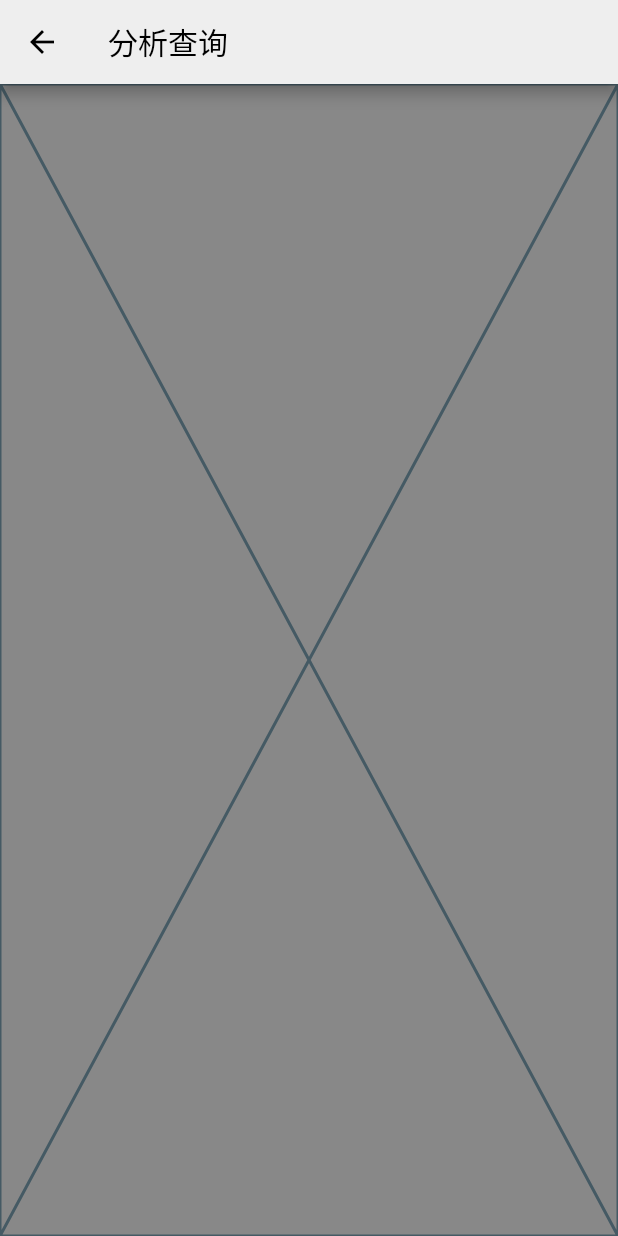
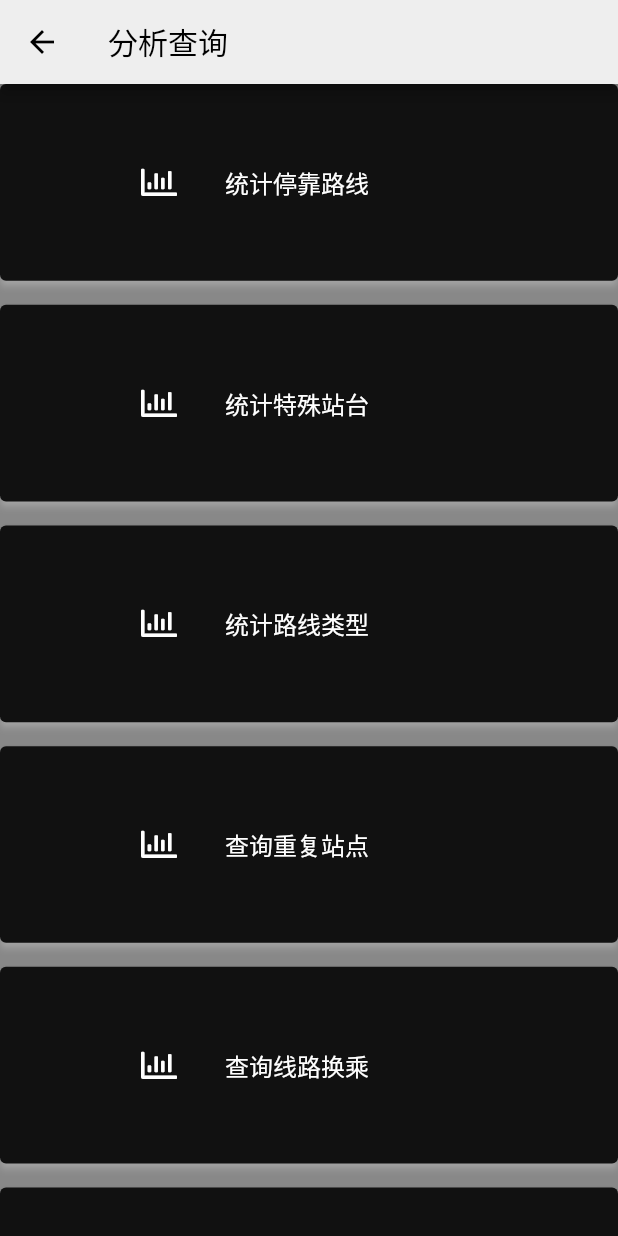
Before and after one commit to CCXXXI/jinhe-bus-routes-client, a Flutter app: the screen it shows after launch, after a tap on an icon or button, on a phone screen of 412 x 824 dp. Run offline on Flutter 3.47's test engine with Material 2 defaults, Android fonts, the phone set to English and light mode, and no system bars; our stand-ins replace badges, cookie_jar, data_table_2, dio, dio_cookie_manager, flutter_settings_screens and 8 more; missing offline and left inert: day_night_time_picker, dio_cache_interceptor, dio_cache_interceptor_hive_store, flutter_loggy, flutter_loggy_dio, window_size; accounts and stored records are empty; statements that could not run were skipped.

Commit message:
feat(stats): all stats pages

```diff
--- /dev/null
+++ b/jinhe_client/lib/stats/duplicate_station/duplicate_station_logic.dart
@@ -0,0 +1,3 @@
+import 'package:get/get.dart';
+
+class DuplicateStationLogic extends GetxController {}
--- /dev/null
+++ b/jinhe_client/lib/stats/route_station/route_station_logic.dart
@@ -0,0 +1,3 @@
+import 'package:get/get.dart';
+
+class RouteStationLogic extends GetxController {}
--- /dev/null
+++ b/jinhe_client/lib/stats/route_time/route_time_logic.dart
@@ -0,0 +1,3 @@
+import 'package:get/get.dart';
+
+class RouteTimeLogic extends GetxController {}
--- /dev/null
+++ b/jinhe_client/lib/stats/route_transfer/route_transfer_logic.dart
@@ -0,0 +1,3 @@
+import 'package:get/get.dart';
+
+class RouteTransferLogic extends GetxController {}
--- /dev/null
+++ b/jinhe_client/lib/stats/route_type/route_type_logic.dart
@@ -0,0 +1,3 @@
+import 'package:get/get.dart';
+
+class RouteTypeLogic extends GetxController {}
--- /dev/null
+++ b/jinhe_client/lib/stats/special_station/special_station_logic.dart
@@ -0,0 +1,3 @@
+import 'package:get/get.dart';
+
+class SpecialStationLogic extends GetxController {}
--- /dev/null
+++ b/jinhe_client/lib/stats/station_link/station_link_logic.dart
@@ -0,0 +1,3 @@
+import 'package:get/get.dart';
+
+class StationLinkLogic extends GetxController {}
--- /dev/null
+++ b/jinhe_client/lib/stats/station_route/station_route_logic.dart
@@ -0,0 +1,3 @@
+import 'package:get/get.dart';
+
+class StationRouteLogic extends GetxController {}
--- a/jinhe_client/lib/stats/stats_view.dart
+++ b/jinhe_client/lib/stats/stats_view.dart
@@ -1,7 +1,18 @@
+import 'dart:math';
+
 import 'package:flutter/material.dart';
 import 'package:font_awesome_flutter/font_awesome_flutter.dart';
 import 'package:get/get.dart';
 
+import '../utils/database.dart';
+import 'duplicate_station/duplicate_station_view.dart';
+import 'route_station/route_station_view.dart';
+import 'route_time/route_time_view.dart';
+import 'route_transfer/route_transfer_view.dart';
+import 'route_type/route_type_view.dart';
+import 'special_station/special_station_view.dart';
+import 'station_link/station_link_view.dart';
+import 'station_route/station_route_view.dart';
 import 'stats_logic.dart';
 
 class StatsPage extends StatelessWidget {
@@ -15,7 +26,54 @@ class StatsPage extends StatelessWidget {
       appBar: AppBar(
         title: const Text('分析查询'),
       ),
-      body: const Placeholder(),
+      body: GridView.extent(
+        maxCrossAxisExtent: 512,
+        childAspectRatio: pi,
+        crossAxisSpacing: 16,
+        mainAxisSpacing: 16,
+        children: [
+          ToolCard(
+            FontAwesomeIcons.chartBar,
+            '统计停靠路线',
+            onTap: () => Get.to(() => StationRoutePage()),
+          ),
+          ToolCard(
+            FontAwesomeIcons.chartBar,
+            '统计特殊站台',
+            onTap: () => Get.to(() => SpecialStationPage()),
+          ),
+          ToolCard(
+            FontAwesomeIcons.chartBar,
+            '统计路线类型',
+            onTap: () => Get.to(() => RouteTypePage()),
+          ),
+          ToolCard(
+            FontAwesomeIcons.chartBar,
+            '查询重复站点',
+            onTap: () => Get.to(() => DuplicateStationPage()),
+          ),
+          ToolCard(
+            FontAwesomeIcons.chartBar,
+            '查询线路换乘',
+            onTap: () => Get.to(() => RouteTransferPage()),
+          ),
+          ToolCard(
+            FontAwesomeIcons.chartBar,
+            '统计站台连接',
+            onTap: () => Get.to(() => StationLinkPage()),
+          ),
+          ToolCard(
+            FontAwesomeIcons.chartBar,
+            '统计路线站点',
+            onTap: () => Get.to(() => RouteStationPage()),
+          ),
+          ToolCard(
+            FontAwesomeIcons.chartBar,
+            '统计运行时间',
+            onTap: () => Get.to(() => RouteTimePage()),
+          ),
+        ],
+      ),
     );
   }
 }
@@ -23,8 +81,7 @@ class StatsPage extends StatelessWidget {
 class ToolCard extends StatelessWidget {
   const ToolCard(
     this.leading,
-    this.title,
-    this.subtitle, {
+    this.title, {
     Key? key,
     this.onTap,
     this.onLongPress,
@@ -33,7 +90,6 @@ class ToolCard extends StatelessWidget {
 
   final IconData leading;
   final String title;
-  final Widget subtitle;
   final void Function()? onTap;
   final void Function()? onLongPress;
   final bool enabled;
@@ -52,9 +108,11 @@ class ToolCard extends StatelessWidget {
         child: ConstrainedBox(
           constraints: const BoxConstraints(maxWidth: 256),
           child: ListTile(
-            leading: FaIcon(leading),
+            leading: FaIcon(
+              leading,
+              color: theme.onBackground,
+            ),
             title: Text(title),
-            subtitle: subtitle,
             mouseCursor: MouseCursor.uncontrolled,
           ),
         ),
```
Also changed, not shown: jinhe_client/lib/stats/duplicate_station/duplicate_station_view.dart (added, +20 -0 lines), jinhe_client/lib/stats/route_station/route_station_view.dart (added, +20 -0 lines), jinhe_client/lib/stats/route_time/route_time_view.dart (added, +20 -0 lines), jinhe_client/lib/stats/route_transfer/route_transfer_view.dart (added, +20 -0 lines), jinhe_client/lib/stats/route_type/route_type_view.dart (added, +20 -0 lines), jinhe_client/lib/stats/special_station/special_station_view.dart (added, +20 -0 lines), jinhe_client/lib/stats/station_link/station_link_view.dart (added, +20 -0 lines), jinhe_client/lib/stats/station_route/station_route_view.dart (added, +20 -0 lines).
